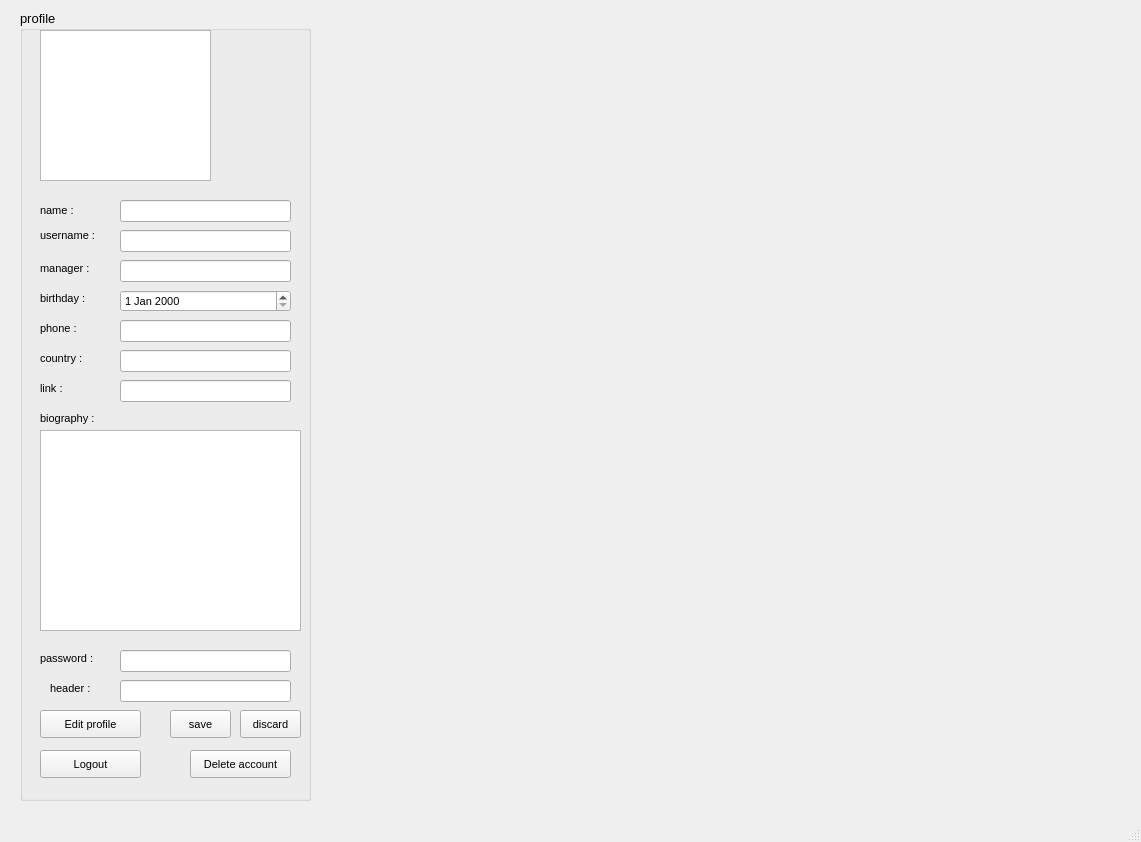
The window that main_profile.ui (Hossein-Fazel/UI-final-project) describes before a commit, drawn with Qt 5.
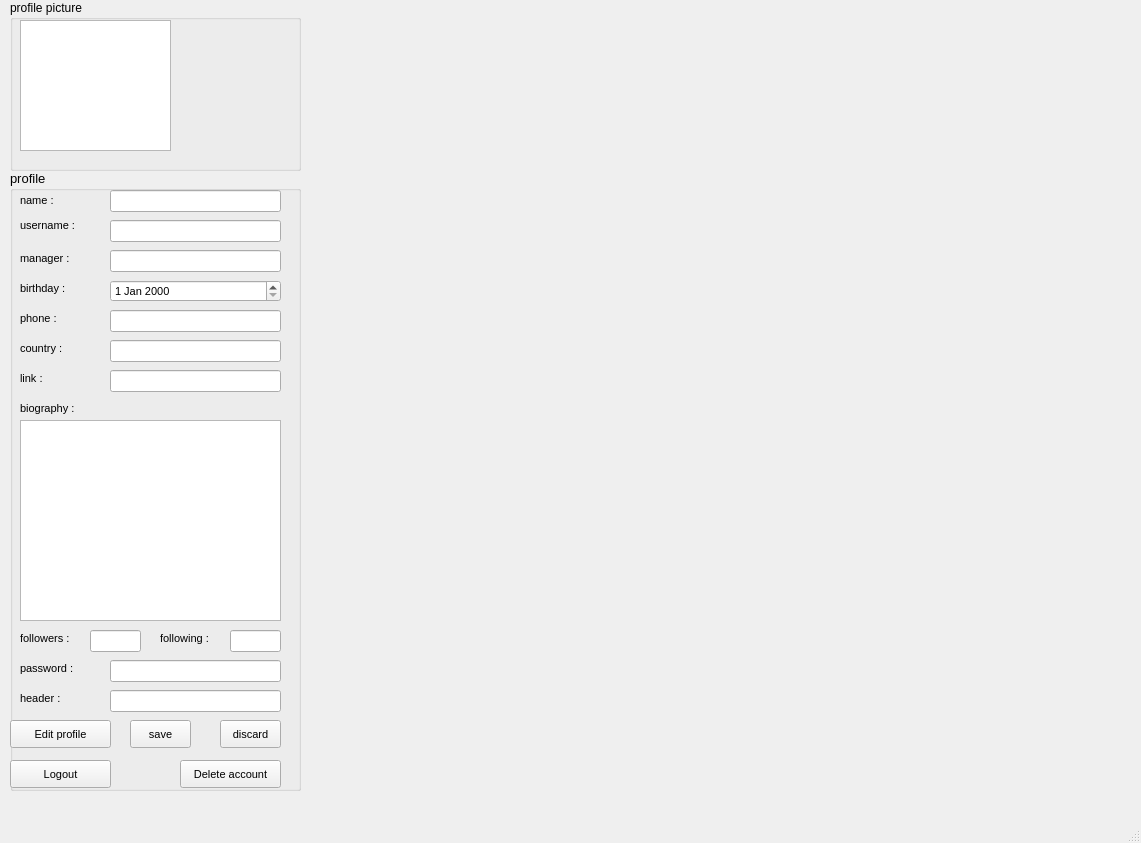
The same window after the commit.

Commit message: fix some bugs and add follower/following number

What changed in the file:
```diff
--- a/main_profile.ui
+++ b/main_profile.ui
@@ -7,7 +7,7 @@
     <x>0</x>
     <y>0</y>
     <width>1141</width>
-    <height>842</height>
+    <height>843</height>
    </rect>
   </property>
   <property name="windowTitle">
@@ -17,10 +17,10 @@
    <widget class="QGroupBox" name="groupBox">
     <property name="geometry">
      <rect>
-      <x>20</x>
-      <y>10</y>
+      <x>10</x>
+      <y>170</y>
       <width>291</width>
-      <height>791</height>
+      <height>621</height>
      </rect>
     </property>
     <property name="font">
@@ -31,14 +31,33 @@
     <property name="title">
      <string>profile</string>
     </property>
-    <widget class="QListWidget" name="listWidget">
+    <widget class="QLineEdit" name="ln_name">
+     <property name="enabled">
+      <bool>true</bool>
+     </property>
      <property name="geometry">
       <rect>
-       <x>20</x>
+       <x>100</x>
        <y>20</y>
        <width>171</width>
-       <height>151</height>
+       <height>22</height>
       </rect>
+     </property>
+     <property name="readOnly">
+      <bool>true</bool>
+     </property>
+    </widget>
+    <widget class="QLineEdit" name="ln_username">
+     <property name="geometry">
+      <rect>
+       <x>100</x>
+       <y>50</y>
+       <width>171</width>
+       <height>22</height>
+      </rect>
+     </property>
+     <property name="readOnly">
+      <bool>true</bool>
      </property>
     </widget>
     <widget class="QLabel" name="lbl_name">
@@ -47,8 +66,8 @@
      </property>
      <property name="geometry">
       <rect>
-       <x>20</x>
-       <y>190</y>
+       <x>10</x>
+       <y>20</y>
        <width>81</width>
        <height>21</height>
       </rect>
@@ -65,8 +84,8 @@
     <widget class="QLabel" name="label">
      <property name="geometry">
       <rect>
-       <x>20</x>
-       <y>210</y>
+       <x>10</x>
+       <y>40</y>
        <width>71</width>
        <height>31</height>
       </rect>
@@ -80,11 +99,29 @@
       <string>username :</string>
      </property>
     </widget>
+    <widget class="QLabel" name="label_7">
+     <property name="geometry">
+      <rect>
+       <x>10</x>
+       <y>80</y>
+       <width>61</width>
+       <height>16</height>
+      </rect>
+     </property>
+     <property name="font">
+      <font>
+       <pointsize>8</pointsize>
+      </font>
+     </property>
+     <property name="text">
+      <string>manager :</string>
+     </property>
+    </widget>
     <widget class="QLabel" name="label_2">
      <property name="geometry">
       <rect>
-       <x>20</x>
-       <y>280</y>
+       <x>10</x>
+       <y>110</y>
        <width>61</width>
        <height>16</height>
       </rect>
@@ -101,8 +138,8 @@
     <widget class="QLabel" name="label_3">
      <property name="geometry">
       <rect>
-       <x>20</x>
-       <y>310</y>
+       <x>10</x>
+       <y>140</y>
        <width>61</width>
        <height>16</height>
       </rect>
@@ -119,8 +156,8 @@
     <widget class="QLabel" name="label_4">
      <property name="geometry">
       <rect>
-       <x>20</x>
-       <y>340</y>
+       <x>10</x>
+       <y>170</y>
        <width>55</width>
        <height>16</height>
       </rect>
@@ -137,8 +174,8 @@
     <widget class="QLabel" name="label_5">
      <property name="geometry">
       <rect>
-       <x>20</x>
-       <y>370</y>
+       <x>10</x>
+       <y>200</y>
        <width>55</width>
        <height>16</height>
       </rect>
@@ -155,8 +192,8 @@
     <widget class="QLabel" name="label_6">
      <property name="geometry">
       <rect>
-       <x>20</x>
-       <y>400</y>
+       <x>10</x>
+       <y>230</y>
        <width>71</width>
        <height>16</height>
       </rect>
@@ -170,13 +207,13 @@
       <string>biography :</string>
      </property>
     </widget>
-    <widget class="QPushButton" name="btn_editp">
+    <widget class="QLabel" name="label_8">
      <property name="geometry">
       <rect>
-       <x>20</x>
-       <y>700</y>
-       <width>101</width>
-       <height>28</height>
+       <x>10</x>
+       <y>460</y>
+       <width>71</width>
+       <height>16</height>
       </rect>
      </property>
      <property name="font">
@@ -185,16 +222,16 @@
       </font>
      </property>
      <property name="text">
-      <string>Edit profile</string>
+      <string>followers :</string>
      </property>
     </widget>
-    <widget class="QPushButton" name="btn_logout">
+    <widget class="QLabel" name="lb_pass">
      <property name="geometry">
       <rect>
-       <x>20</x>
-       <y>740</y>
-       <width>101</width>
-       <height>28</height>
+       <x>10</x>
+       <y>490</y>
+       <width>71</width>
+       <height>16</height>
       </rect>
      </property>
      <property name="font">
@@ -203,16 +240,16 @@
       </font>
      </property>
      <property name="text">
-      <string>Logout</string>
+      <string>password :</string>
      </property>
     </widget>
-    <widget class="QPushButton" name="btn_del">
+    <widget class="QLabel" name="label_10">
      <property name="geometry">
       <rect>
-       <x>170</x>
-       <y>740</y>
-       <width>101</width>
-       <height>28</height>
+       <x>150</x>
+       <y>460</y>
+       <width>71</width>
+       <height>16</height>
       </rect>
      </property>
      <property name="font">
@@ -221,69 +258,86 @@
       </font>
      </property>
      <property name="text">
-      <string>Delete account</string>
+      <string>following :</string>
      </property>
     </widget>
-    <widget class="QLineEdit" name="ln_name">
-     <property name="enabled">
-      <bool>true</bool>
-     </property>
+    <widget class="QLabel" name="lb_header">
      <property name="geometry">
       <rect>
-       <x>100</x>
-       <y>190</y>
-       <width>171</width>
-       <height>22</height>
+       <x>10</x>
+       <y>520</y>
+       <width>55</width>
+       <height>16</height>
       </rect>
      </property>
-     <property name="readOnly">
-      <bool>true</bool>
+     <property name="font">
+      <font>
+       <pointsize>8</pointsize>
+      </font>
      </property>
-    </widget>
-    <widget class="QLineEdit" name="ln_username">
-     <property name="geometry">
-      <rect>
-       <x>100</x>
-       <y>220</y>
-       <width>171</width>
-       <height>22</height>
-      </rect>
-     </property>
-     <property name="readOnly">
-      <bool>true</bool>
-     </property>
-    </widget>
-    <widget class="QLineEdit" name="ln_phone">
-     <property name="geometry">
-      <rect>
-       <x>100</x>
-       <y>310</y>
-       <width>171</width>
-       <height>22</height>
-      </rect>
-     </property>
-     <property name="readOnly">
-      <bool>true</bool>
-     </property>
-    </widget>
-    <widget class="QLineEdit" name="ln_country">
-     <property name="geometry">
-      <rect>
-       <x>100</x>
-       <y>340</y>
-       <width>171</width>
-       <height>22</height>
-      </rect>
-     </property>
-     <property name="readOnly">
-      <bool>true</bool>
+     <property name="text">
+      <string>header :</string>
      </property>
     </widget>
     <widget class="QLineEdit" name="ln_link">
      <property name="geometry">
       <rect>
        <x>100</x>
-       <y>370</y>
+       <y>200</y>
+       <width>171</width>
+       <height>22</height>
+      </rect>
+     </property>
+     <property name="readOnly">
+      <bool>true</bool>
+     </property>
+    </widget>
+    <widget class="QLineEdit" name="ln_country">
+     <property name="geometry">
+      <rect>
+       <x>100</x>
+       <y>170</y>
+       <width>171</width>
+       <height>22</height>
+      </rect>
+     </property>
+     <property name="readOnly">
+      <bool>true</bool>
+     </property>
+    </widget>
+    <widget class="QLineEdit" name="ln_phone">
+     <property name="geometry">
+      <rect>
+       <x>100</x>
+       <y>140</y>
+       <width>171</width>
+       <height>22</height>
+      </rect>
+     </property>
+     <property name="readOnly">
+      <bool>true</bool>
+     </property>
+    </widget>
+    <widget class="QDateEdit" name="dt_birthday">
+     <property name="geometry">
+      <rect>
+       <x>100</x>
+       <y>110</y>
+       <width>171</width>
+       <height>22</height>
+      </rect>
+     </property>
+     <property name="font">
+      <font>
+       <pointsize>8</pointsize>
+      </font>
+     </property>
+    </widget>
+    <widget class="QLineEdit" name="ln_manager">
+     <property name="geometry">
+      <rect>
+       <x>100</x>
+       <y>80</y>
        <width>171</width>
        <height>22</height>
       </rect>
@@ -295,8 +349,8 @@
     <widget class="QTextEdit" name="te_bio">
      <property name="geometry">
       <rect>
-       <x>20</x>
-       <y>420</y>
+       <x>10</x>
+       <y>250</y>
        <width>261</width>
        <height>201</height>
       </rect>
@@ -310,11 +364,75 @@
       <bool>true</bool>
      </property>
     </widget>
+    <widget class="QLineEdit" name="ln_follower">
+     <property name="geometry">
+      <rect>
+       <x>80</x>
+       <y>460</y>
+       <width>51</width>
+       <height>22</height>
+      </rect>
+     </property>
+     <property name="readOnly">
+      <bool>true</bool>
+     </property>
+    </widget>
+    <widget class="QLineEdit" name="ln_following">
+     <property name="geometry">
+      <rect>
+       <x>220</x>
+       <y>460</y>
+       <width>51</width>
+       <height>22</height>
+      </rect>
+     </property>
+     <property name="readOnly">
+      <bool>true</bool>
+     </property>
+    </widget>
+    <widget class="QLineEdit" name="ln_pass">
+     <property name="geometry">
+      <rect>
+       <x>100</x>
+       <y>490</y>
+       <width>171</width>
+       <height>22</height>
+      </rect>
+     </property>
+    </widget>
+    <widget class="QLineEdit" name="ln_header">
+     <property name="geometry">
+      <rect>
+       <x>100</x>
+       <y>520</y>
+       <width>171</width>
+       <height>22</height>
+      </rect>
+     </property>
+    </widget>
+    <widget class="QPushButton" name="btn_editp">
+     <property name="geometry">
+      <rect>
+       <x>0</x>
+       <y>550</y>
+       <width>101</width>
+       <height>28</height>
+      </rect>
+     </property>
+     <property name="font">
+      <font>
+       <pointsize>8</pointsize>
+      </font>
+     </property>
+     <property name="text">
+      <string>Edit profile</string>
+     </property>
+    </widget>
     <widget class="QPushButton" name="btn_save">
      <property name="geometry">
       <rect>
-       <x>150</x>
-       <y>700</y>
+       <x>120</x>
+       <y>550</y>
        <width>61</width>
        <height>28</height>
       </rect>
@@ -334,8 +452,8 @@
     <widget class="QPushButton" name="btn_discard">
      <property name="geometry">
       <rect>
-       <x>220</x>
-       <y>700</y>
+       <x>210</x>
+       <y>550</y>
        <width>61</width>
        <height>28</height>
       </rect>
@@ -355,13 +473,13 @@
       <bool>false</bool>
      </property>
     </widget>
-    <widget class="QDateEdit" name="dt_birthday">
+    <widget class="QPushButton" name="btn_logout">
      <property name="geometry">
       <rect>
-       <x>100</x>
-       <y>280</y>
-       <width>171</width>
-       <height>22</height>
+       <x>0</x>
+       <y>590</y>
+       <width>101</width>
+       <height>28</height>
       </rect>
      </property>
      <property name="font">
@@ -369,91 +487,48 @@
        <pointsize>8</pointsize>
       </font>
      </property>
-    </widget>
-    <widget class="QLabel" name="lb_pass">
-     <property name="geometry">
-      <rect>
-       <x>20</x>
-       <y>640</y>
-       <width>71</width>
-       <height>16</height>
-      </rect>
-     </property>
-     <property name="font">
-      <font>
-       <pointsize>8</pointsize>
-      </font>
-     </property>
      <property name="text">
-      <string>password :</string>
+      <string>Logout</string>
      </property>
     </widget>
-    <widget class="QLineEdit" name="ln_pass">
+    <widget class="QPushButton" name="btn_del">
      <property name="geometry">
       <rect>
-       <x>100</x>
-       <y>640</y>
-       <width>171</width>
-       <height>22</height>
+       <x>170</x>
+       <y>590</y>
+       <width>101</width>
+       <height>28</height>
       </rect>
      </property>
-    </widget>
-    <widget class="QLabel" name="label_7">
-     <property name="geometry">
-      <rect>
-       <x>20</x>
-       <y>250</y>
-       <width>61</width>
-       <height>16</height>
-      </rect>
-     </property>
      <property name="font">
       <font>
        <pointsize>8</pointsize>
       </font>
      </property>
      <property name="text">
-      <string>manager :</string>
+      <string>Delete account</string>
      </property>
     </widget>
-    <widget class="QLineEdit" name="ln_manager">
+   </widget>
+   <widget class="QGroupBox" name="groupBox_2">
+    <property name="geometry">
+     <rect>
+      <x>10</x>
+      <y>0</y>
+      <width>291</width>
+      <height>171</height>
+     </rect>
+    </property>
+    <property name="title">
+     <string>profile picture</string>
+    </property>
+    <widget class="QListWidget" name="listWidget">
      <property name="geometry">
       <rect>
-       <x>100</x>
-       <y>250</y>
-       <width>171</width>
-       <height>22</height>
-      </rect>
-     </property>
-     <property name="readOnly">
-      <bool>true</bool>
-     </property>
-    </widget>
-    <widget class="QLabel" name="lb_header">
-     <property name="geometry">
-      <rect>
-       <x>30</x>
-       <y>670</y>
-       <width>55</width>
-       <height>16</height>
-      </rect>
-     </property>
-     <property name="font">
-      <font>
-       <pointsize>8</pointsize>
-      </font>
-     </property>
-     <property name="text">
-      <string>header :</string>
-     </property>
-    </widget>
-    <widget class="QLineEdit" name="ln_header">
-     <property name="geometry">
-      <rect>
-       <x>100</x>
-       <y>670</y>
-       <width>171</width>
-       <height>22</height>
+       <x>10</x>
+       <y>20</y>
+       <width>151</width>
+       <height>131</height>
       </rect>
      </property>
     </widget>
```
The commit also changes 7 other files.
